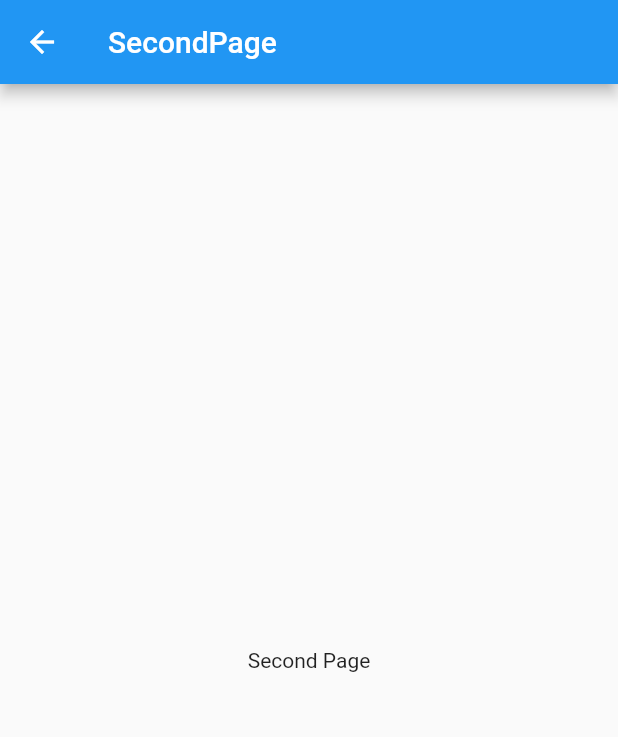
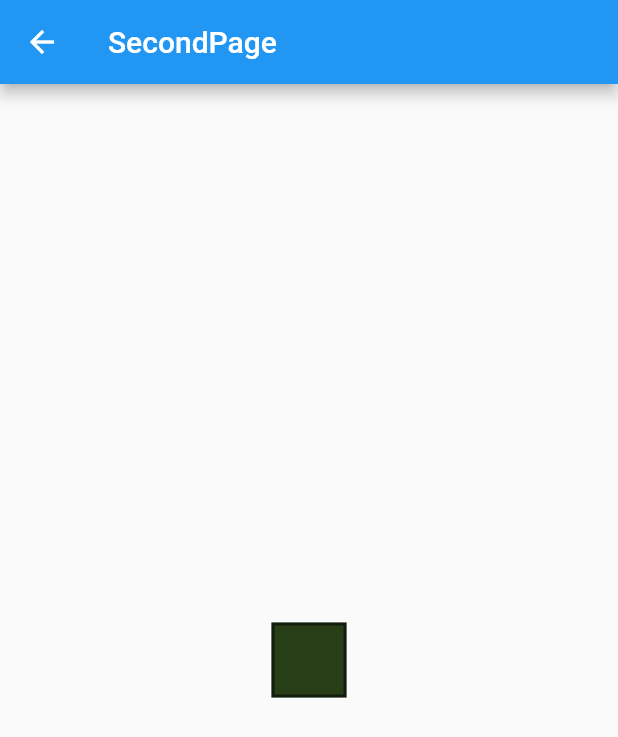
Before and after one commit to HelloCore/reimagined_octo_barnacle, a Flutter app: the screen it shows after launch, after a tap on "Fade", on a phone screen of 412 x 824 dp. Shown: the top 737 px of the screen. Run offline on Flutter 3.47's test engine with Material 2 defaults, Android fonts, the phone set to English and light mode, and no system bars.

```diff
--- a/lib/pages/main_page.dart
+++ b/lib/pages/main_page.dart
@@ -14,18 +14,30 @@ class _MainPageState extends State<MainPage> {
         title: Text('Animations'),
       ),
       body: Container(
+          child: Padding(
+        padding: const EdgeInsets.all(8.0),
+        child: Column(
+          children: [
+            Hero(
+                tag: 'main-hero',
+                child: Material(
+                    child: Padding(
+                  padding: const EdgeInsets.all(15.0),
+                  child: Container(
+                    width: 50,
+                    height: 50,
+                    color: Colors.greenAccent,
+                  ),
+                ))),
+            Expanded(
               child: ListView(
                 children: [
-          Hero(
-            tag: 'hero-fade',
-            child: Material(
-              child: ListTile(
+                  ListTile(
                     onTap: () {
                       Navigator.of(context).push(PageRouteBuilder(
-                      pageBuilder: (context, animation, secondaryAnimation) =>
-                          SecondPage(
-                            tag: 'hero-fade',
-                          ),
+                          pageBuilder:
+                              (context, animation, secondaryAnimation) =>
+                                  SecondPage(),
                           transitionsBuilder:
                               (context, animation, secondaryAnimation, child) {
                             return FadeTransition(
@@ -36,9 +48,11 @@ class _MainPageState extends State<MainPage> {
                     },
                     title: Text('Fade'),
                   ),
+                ],
               ),
-          )
+            ),
           ],
+        ),
       )),
     );
   }
--- a/lib/pages/second_page.dart
+++ b/lib/pages/second_page.dart
@@ -1,18 +1,33 @@
+import 'dart:math';
+
 import 'package:flutter/material.dart';
 
 class SecondPage extends StatelessWidget {
-  final String tag;
-
-  const SecondPage({Key key, @required this.tag}) : super(key: key);
-
   @override
   Widget build(BuildContext context) {
+    final random = Random();
+    final r = random.nextInt(255);
+    final g = random.nextInt(255);
+    final b = random.nextInt(255);
+
     return Scaffold(
       appBar: AppBar(
         title: Text('SecondPage'),
       ),
       body: Center(
-        child: Hero(tag: tag, child: Text('Second Page')),
+        child: Hero(
+            tag: 'main-hero',
+            child: Material(
+                child: Padding(
+              padding: const EdgeInsets.all(15.0),
+              child: Container(
+                width: 50,
+                height: 50,
+                decoration: BoxDecoration(
+                    color: Color.fromRGBO(r, g, b, 1.0),
+                    border: Border.all(color: Colors.black54, width: 2.0)),
+              ),
+            ))),
       ),
     );
   }
```
Lines whose indentation alone changed are shown as unchanged.
